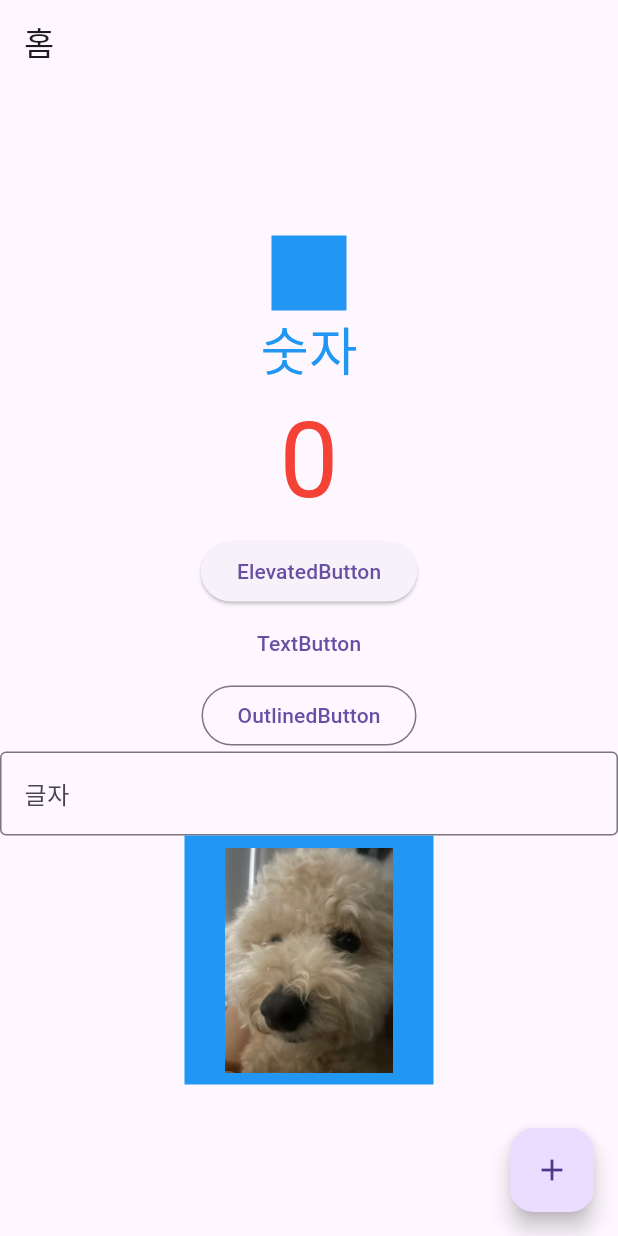
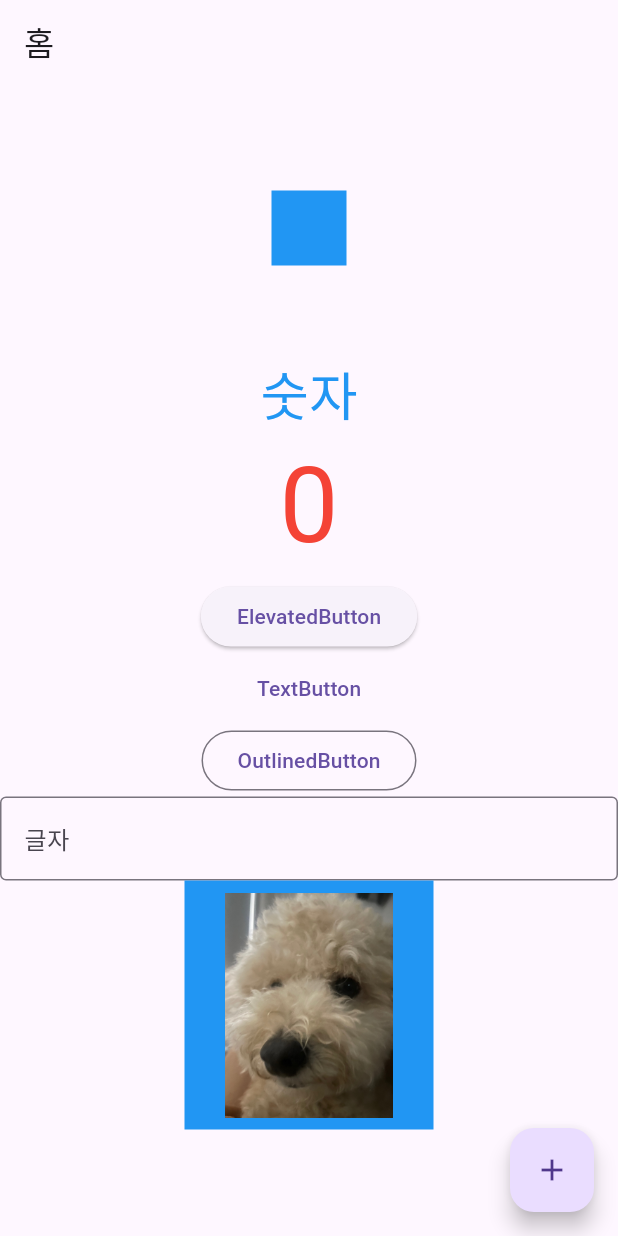
Before and after one commit to kimlg2/flutter_first, a Flutter app: the screen it shows after launch, on a phone screen of 412 x 824 dp. Run offline on Flutter 3.47's test engine with Material 3 defaults, Android fonts, the phone set to English and light mode, and no system bars.

Commit message:
SizedBox 사용방법

```diff
--- a/lib/My_home_page.dart
+++ b/lib/My_home_page.dart
@@ -24,6 +24,12 @@ class _MyHomePageState extends State<MyHomePage> {
               color: Colors.blue,
               width: 50,
               height: 50,
+            ),
+            SizedBox(
+              height: 30,
+            ),
+            Container(
+              height: 30,
             ),
             Text(
               '숫자',
```
